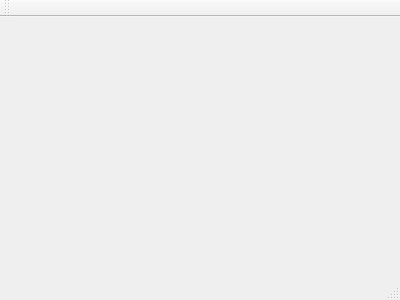
First picture: the form in mainwindow.ui, repository VelvetHawk/Zerk, before the edit.
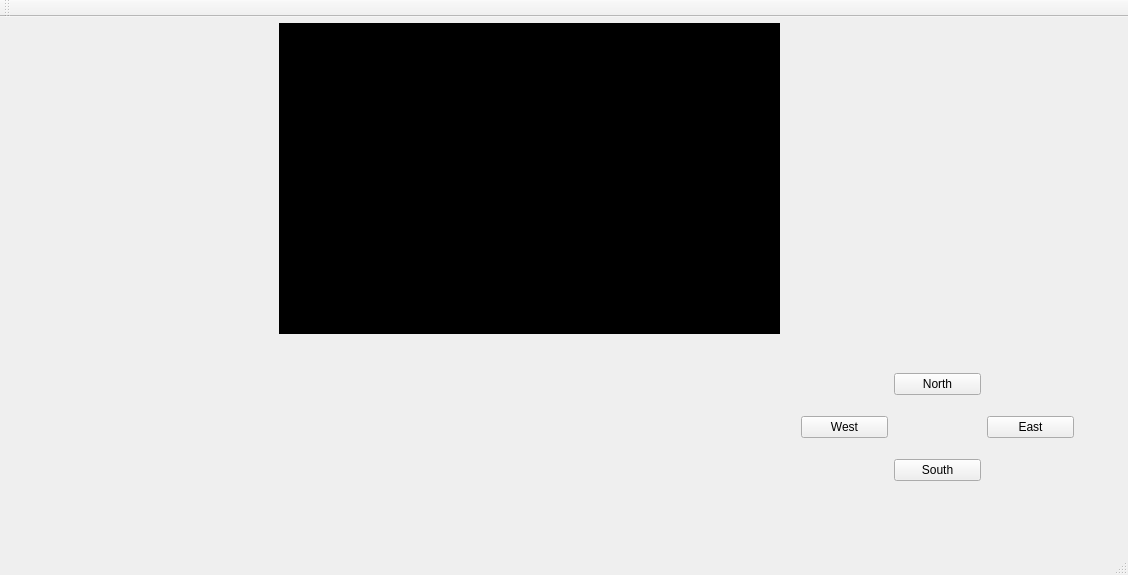
Second picture: the form after the edit.

What changed in the file:
```diff
--- a/mainwindow.ui
+++ b/mainwindow.ui
@@ -1,24 +1,116 @@
 <ui version="4.0">
  <class>MainWindow</class>
- <widget class="QMainWindow" name="MainWindow" >
-  <property name="geometry" >
+ <widget class="QMainWindow" name="MainWindow">
+  <property name="geometry">
    <rect>
     <x>0</x>
     <y>0</y>
-    <width>400</width>
-    <height>300</height>
+    <width>1128</width>
+    <height>575</height>
    </rect>
   </property>
   <property name="windowTitle" >
    <string>MainWindow</string>
   </property>
-  <widget class="QMenuBar" name="menuBar" />
-  <widget class="QToolBar" name="mainToolBar" />
-  <widget class="QWidget" name="centralWidget" />
-  <widget class="QStatusBar" name="statusBar" />
+  <widget class="QWidget" name="centralWidget">
+   <widget class="QWidget" name="gridLayoutWidget">
+    <property name="geometry">
+     <rect>
+      <x>790</x>
+      <y>330</y>
+      <width>295</width>
+      <height>161</height>
+     </rect>
+    </property>
+    <layout class="QGridLayout" name="gridLayout">
+     <item row="2" column="3">
+      <widget class="QPushButton" name="pushButton_3">
+       <property name="text">
+        <string>East</string>
+       </property>
+      </widget>
+     </item>
+     <item row="3" column="2">
+      <widget class="QPushButton" name="pushButton_4">
+       <property name="text">
+        <string>South</string>
+       </property>
+      </widget>
+     </item>
+     <item row="2" column="1">
+      <widget class="QPushButton" name="pushButton">
+       <property name="sizeIncrement">
+        <size>
+         <width>1</width>
+         <height>1</height>
+        </size>
+       </property>
+       <property name="cursor">
+        <cursorShape>UpArrowCursor</cursorShape>
+       </property>
+       <property name="text">
+        <string>West</string>
+       </property>
+      </widget>
+     </item>
+     <item row="1" column="2">
+      <widget class="QPushButton" name="pushButton_2">
+       <property name="text">
+        <string>North</string>
+       </property>
+      </widget>
+     </item>
+    </layout>
+   </widget>
+   <widget class="QScrollArea" name="scrollArea">
+    <property name="geometry">
+     <rect>
+      <x>279</x>
+      <y>6</y>
+      <width>501</width>
+      <height>311</height>
+     </rect>
+    </property>
+    <property name="styleSheet">
+     <string notr="true">background: #000000;
+color: #ffffff;</string>
+    </property>
+    <property name="widgetResizable">
+     <bool>true</bool>
+    </property>
+    <widget class="QWidget" name="scrollAreaWidgetContents">
+     <property name="geometry">
+      <rect>
+       <x>0</x>
+       <y>0</y>
+       <width>499</width>
+       <height>309</height>
+      </rect>
+     </property>
+    </widget>
+   </widget>
+  </widget>
+  <widget class="QMenuBar" name="menuBar">
+   <property name="geometry">
+    <rect>
+     <x>0</x>
+     <y>0</y>
+     <width>1128</width>
+     <height>26</height>
+    </rect>
+   </property>
+  </widget>
+  <widget class="QToolBar" name="mainToolBar">
+   <attribute name="toolBarArea">
+    <enum>TopToolBarArea</enum>
+   </attribute>
+   <attribute name="toolBarBreak">
+    <bool>false</bool>
+   </attribute>
+  </widget>
+  <widget class="QStatusBar" name="statusBar"/>
  </widget>
- <layoutDefault spacing="6" margin="11" />
- <pixmapfunction></pixmapfunction>
+ <layoutdefault spacing="6" margin="11"/>
  <resources/>
  <connections/>
 </ui>
```
Left out of the diff: 3 changed lines with no effect on the pictures.
